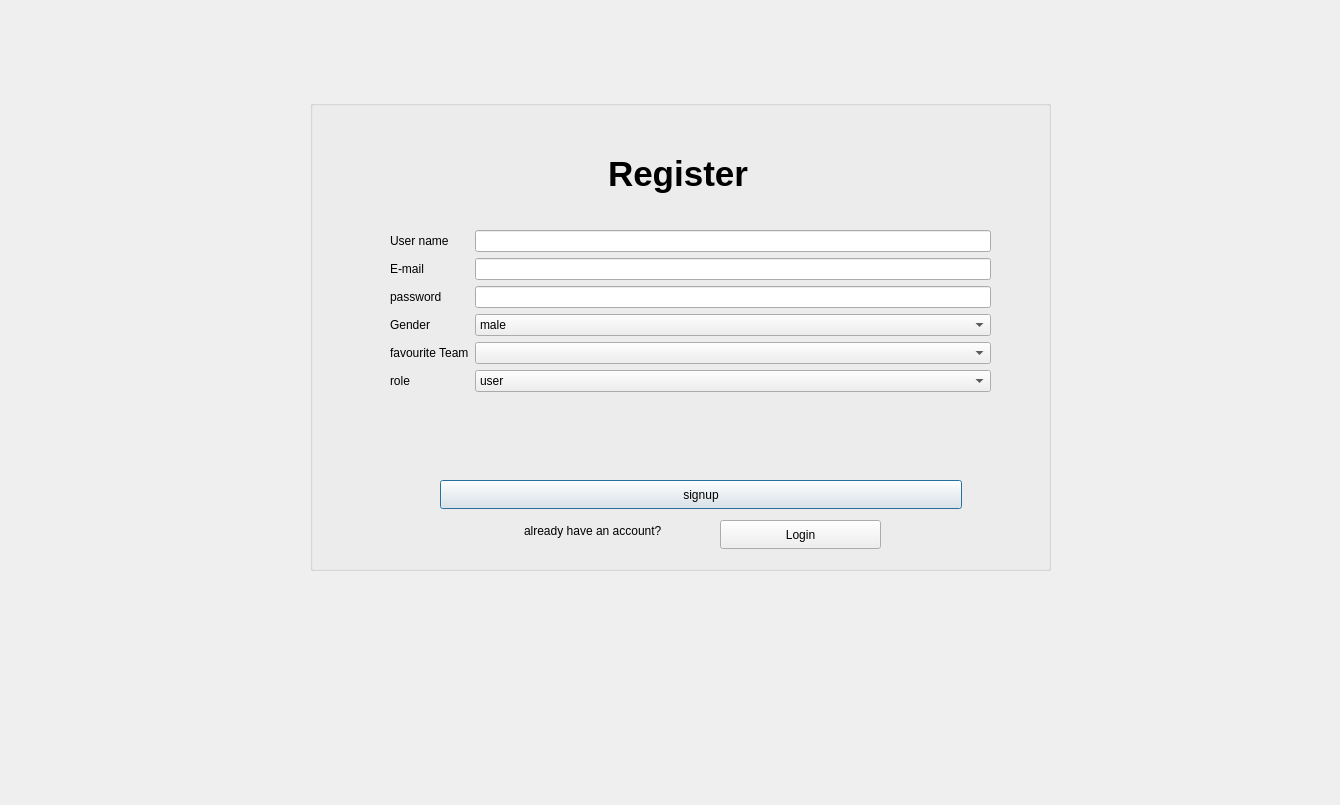
Before: the Qt Designer form signup.ui in bolesawny7/FootballFantasy, drawn with Qt 5.
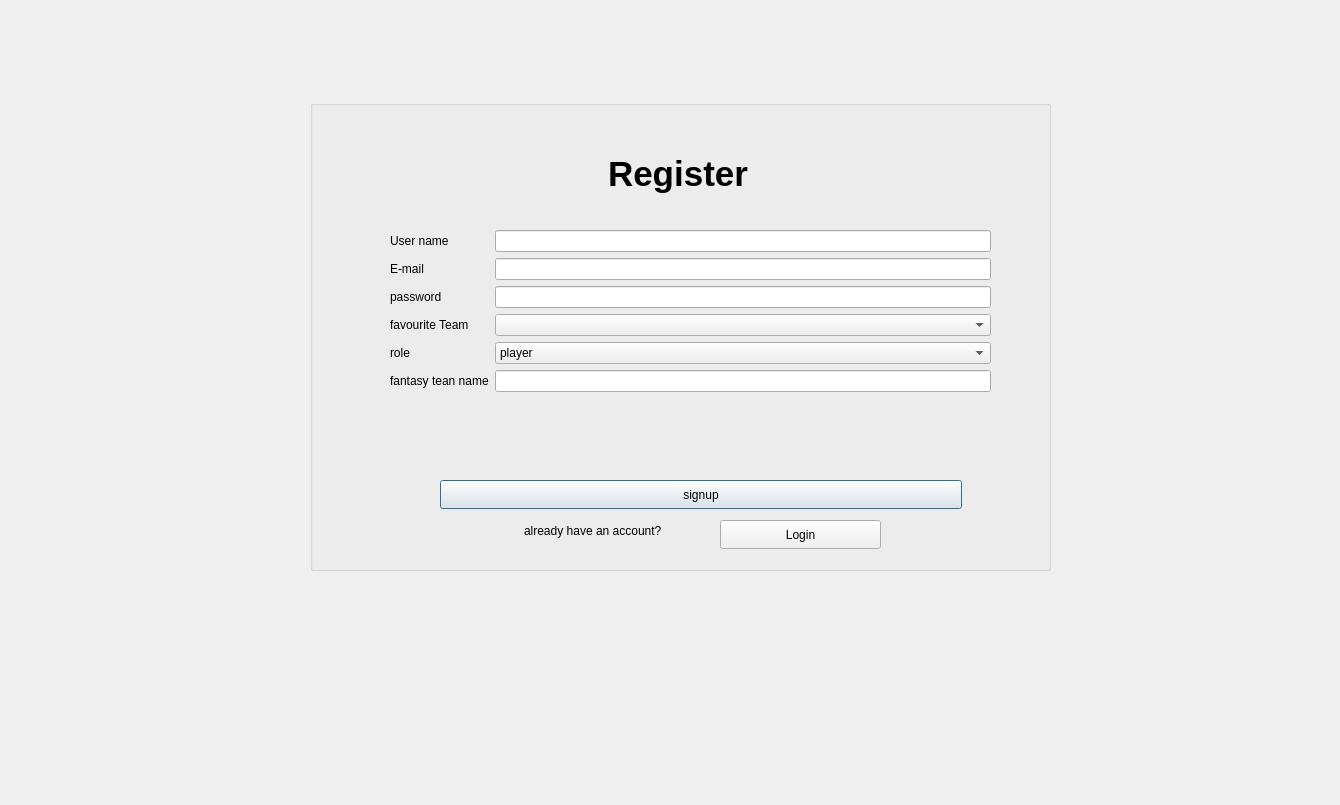
After: the same form once the commit is applied. Icons and pictures are not drawn.

Patch:
```diff
--- a/signup.ui
+++ b/signup.ui
@@ -202,48 +202,27 @@
       <widget class="QLineEdit" name="passwordLineEdit"/>
      </item>
      <item row="3" column="0">
-      <widget class="QLabel" name="genderLabel">
-       <property name="text">
-        <string>Gender</string>
-       </property>
-      </widget>
-     </item>
-     <item row="3" column="1">
-      <widget class="QComboBox" name="genderComboBox">
-       <item>
-        <property name="text">
-         <string>male</string>
-        </property>
-       </item>
-       <item>
-        <property name="text">
-         <string>female</string>
-        </property>
-       </item>
-      </widget>
-     </item>
-     <item row="4" column="0">
       <widget class="QLabel" name="favouriteTeamLabel">
        <property name="text">
         <string>favourite Team</string>
        </property>
       </widget>
      </item>
-     <item row="4" column="1">
+     <item row="3" column="1">
       <widget class="QComboBox" name="favouriteTeamComboBox"/>
      </item>
-     <item row="5" column="0">
+     <item row="4" column="0">
       <widget class="QLabel" name="roleLabel">
        <property name="text">
         <string>role</string>
        </property>
       </widget>
      </item>
-     <item row="5" column="1">
+     <item row="4" column="1">
       <widget class="QComboBox" name="roleComboBox">
        <item>
         <property name="text">
-         <string>user</string>
+         <string>player</string>
         </property>
        </item>
        <item>
@@ -253,6 +232,16 @@
        </item>
       </widget>
      </item>
+     <item row="5" column="0">
+      <widget class="QLabel" name="fantasyTeanNameLabel">
+       <property name="text">
+        <string>fantasy tean name</string>
+       </property>
+      </widget>
+     </item>
+     <item row="5" column="1">
+      <widget class="QLineEdit" name="fantasyTeanNameLineEdit"/>
+     </item>
     </layout>
    </widget>
   </widget>
```
